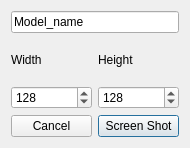
Above: ScreenshotTool/dialog.ui from NCCA/PipelineAndTD before the change. Below: the same form after it.
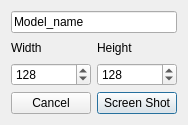
That is the form after the change.

Diff of the .ui file:
```diff
--- a/ScreenshotTool/dialog.ui
+++ b/ScreenshotTool/dialog.ui
@@ -6,8 +6,8 @@
    <rect>
     <x>0</x>
     <y>0</y>
-    <width>190</width>
-    <height>148</height>
+    <width>186</width>
+    <height>125</height>
    </rect>
   </property>
   <property name="windowTitle">
```
